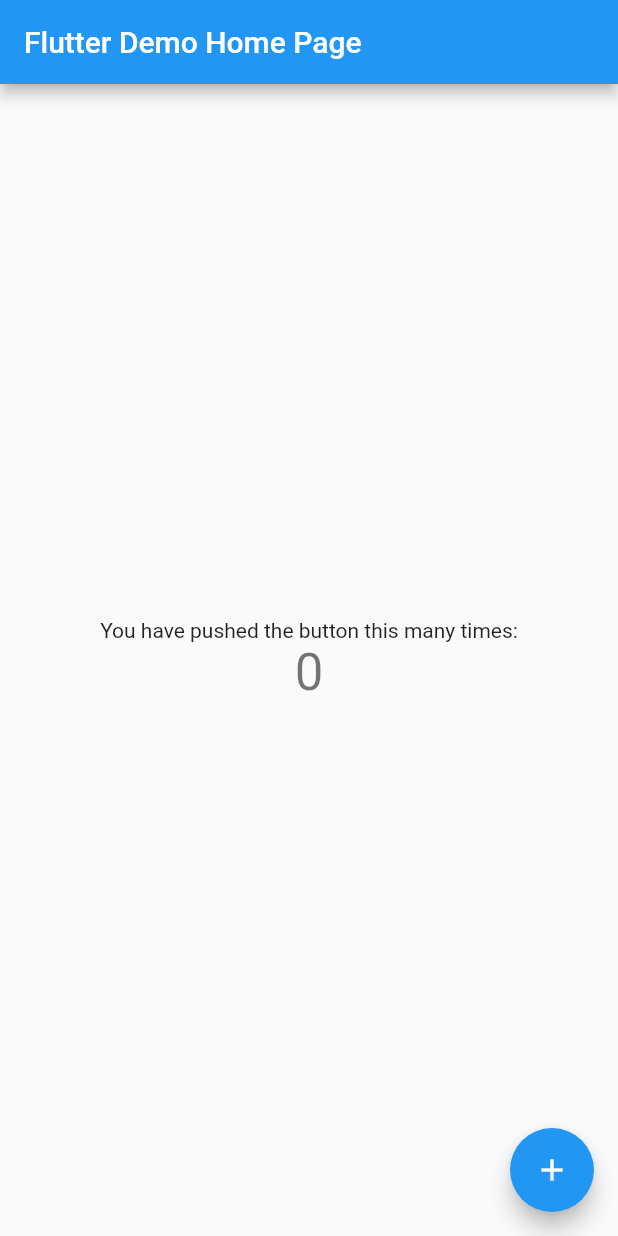
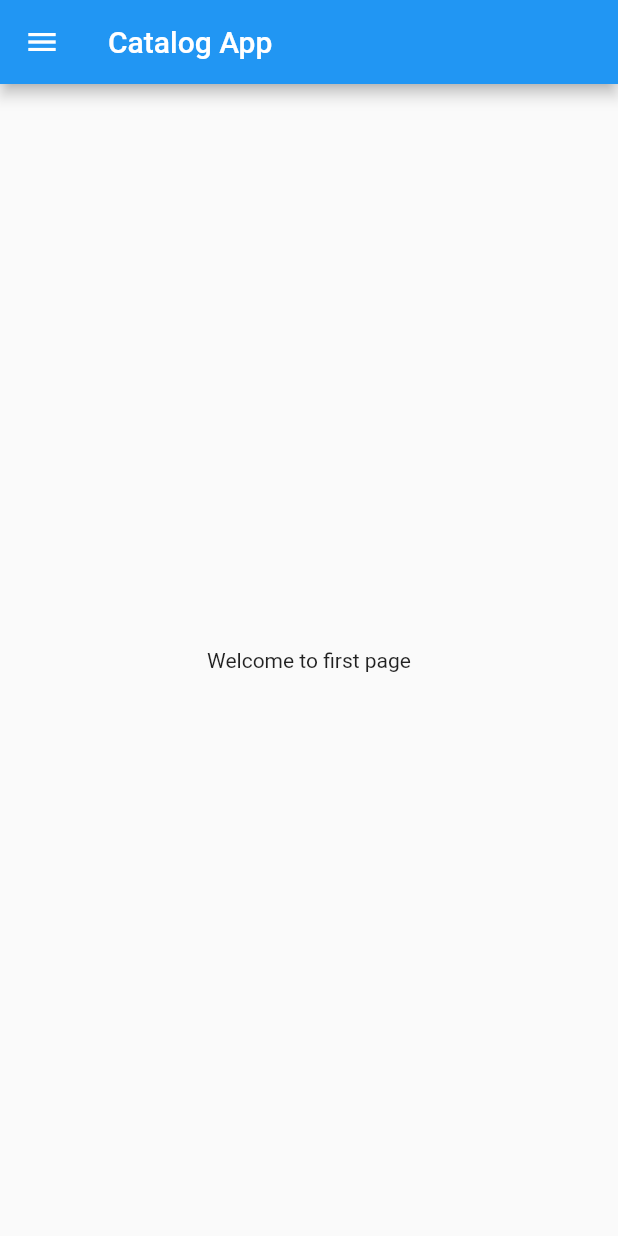
Before and after one commit to Mihirmodi2561/Flutter, a Flutter app: the screen it shows after launch, on a phone screen of 412 x 824 dp. Run offline on Flutter 3.47's test engine with Material 2 defaults, Android fonts, the phone set to English and light mode, and no system bars.

Commit message:
Day 1 completed

```diff
--- /dev/null
+++ b/lib/home_page.dart
@@ -0,0 +1,17 @@
+import 'package:flutter/material.dart';
+
+class HomePage extends StatelessWidget {
+  Widget build(BuildContext context) {
+    return Scaffold(
+      appBar: AppBar(
+        title: Text("Catalog App"),
+      ),
+      body: Center(
+        child: Container(
+          child: Text("Welcome to first page"),
+        ),
+      ),
+      drawer: Drawer(),
+    );
+  }
+}
--- a/lib/main.dart
+++ b/lib/main.dart
@@ -1,113 +1,15 @@
 import 'package:flutter/material.dart';
+import 'package:flutter_catalog/home_page.dart';
 
 void main() {
   runApp(MyApp());
 }
 
 class MyApp extends StatelessWidget {
-  // This widget is the root of your application.
   @override
   Widget build(BuildContext context) {
     return MaterialApp(
-      title: 'Flutter Demo',
-      theme: ThemeData(
-        // This is the theme of your application.
-        //
-        // Try running your application with "flutter run". You'll see the
-        // application has a blue toolbar. Then, without quitting the app, try
-        // changing the primarySwatch below to Colors.green and then invoke
-        // "hot reload" (press "r" in the console where you ran "flutter run",
-        // or simply save your changes to "hot reload" in a Flutter IDE).
-        // Notice that the counter didn't reset back to zero; the application
-        // is not restarted.
-        primarySwatch: Colors.blue,
-      ),
-      home: MyHomePage(title: 'Flutter Demo Home Page'),
+      home: HomePage(),
     );
   }
 }
-
-class MyHomePage extends StatefulWidget {
-  MyHomePage({Key? key, required this.title}) : super(key: key);
-
-  // This widget is the home page of your application. It is stateful, meaning
-  // that it has a State object (defined below) that contains fields that affect
-  // how it looks.
-
-  // This class is the configuration for the state. It holds the values (in this
-  // case the title) provided by the parent (in this case the App widget) and
-  // used by the build method of the State. Fields in a Widget subclass are
-  // always marked "final".
-
-  final String title;
-
-  @override
-  _MyHomePageState createState() => _MyHomePageState();
-}
-
-class _MyHomePageState extends State<MyHomePage> {
-  int _counter = 0;
-
-  void _incrementCounter() {
-    setState(() {
-      // This call to setState tells the Flutter framework that something has
-      // changed in this State, which causes it to rerun the build method below
-      // so that the display can reflect the updated values. If we changed
-      // _counter without calling setState(), then the build method would not be
-      // called again, and so nothing would appear to happen.
-      _counter++;
-    });
-  }
-
-  @override
-  Widget build(BuildContext context) {
-    // This method is rerun every time setState is called, for instance as done
-    // by the _incrementCounter method above.
-    //
-    // The Flutter framework has been optimized to make rerunning build methods
-    // fast, so that you can just rebuild anything that needs updating rather
-    // than having to individually change instances of widgets.
-    return Scaffold(
-      appBar: AppBar(
-        // Here we take the value from the MyHomePage object that was created by
-        // the App.build method, and use it to set our appbar title.
-        title: Text(widget.title),
-      ),
-      body: Center(
-        // Center is a layout widget. It takes a single child and positions it
-        // in the middle of the parent.
-        child: Column(
-          // Column is also a layout widget. It takes a list of children and
-          // arranges them vertically. By default, it sizes itself to fit its
-          // children horizontally, and tries to be as tall as its parent.
-          //
-          // Invoke "debug painting" (press "p" in the console, choose the
-          // "Toggle Debug Paint" action from the Flutter Inspector in Android
-          // Studio, or the "Toggle Debug Paint" command in Visual Studio Code)
-          // to see the wireframe for each widget.
-          //
-          // Column has various properties to control how it sizes itself and
-          // how it positions its children. Here we use mainAxisAlignment to
-          // center the children vertically; the main axis here is the vertical
-          // axis because Columns are vertical (the cross axis would be
-          // horizontal).
-          mainAxisAlignment: MainAxisAlignment.center,
-          children: <Widget>[
-            Text(
-              'You have pushed the button this many times:',
-            ),
-            Text(
-              '$_counter',
-              style: Theme.of(context).textTheme.headline4,
-            ),
-          ],
-        ),
-      ),
-      floatingActionButton: FloatingActionButton(
-        onPressed: _incrementCounter,
-        tooltip: 'Increment',
-        child: Icon(Icons.add),
-      ), // This trailing comma makes auto-formatting nicer for build methods.
-    );
-  }
-}
```
